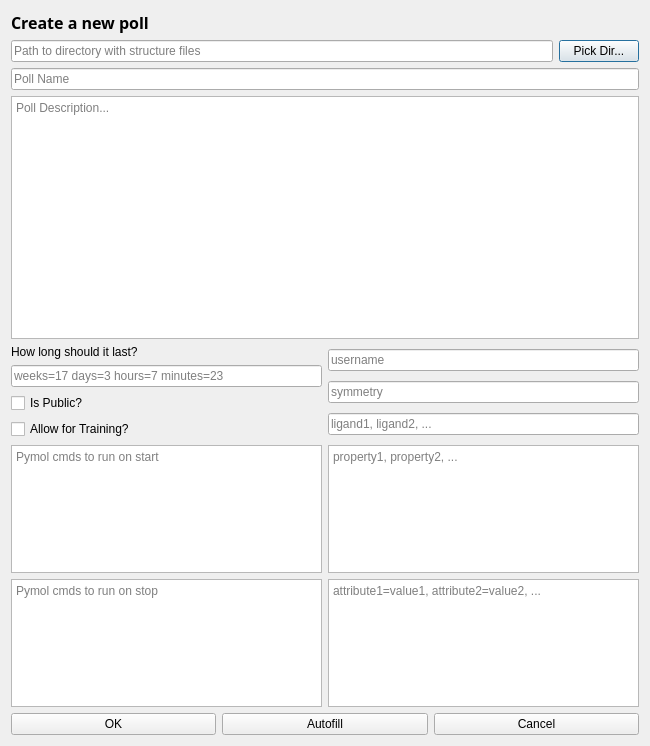
Old version of the form ipd/ppp/plugin/ppppp/gui_new_poll.ui in the repository baker-laboratory/ipd.
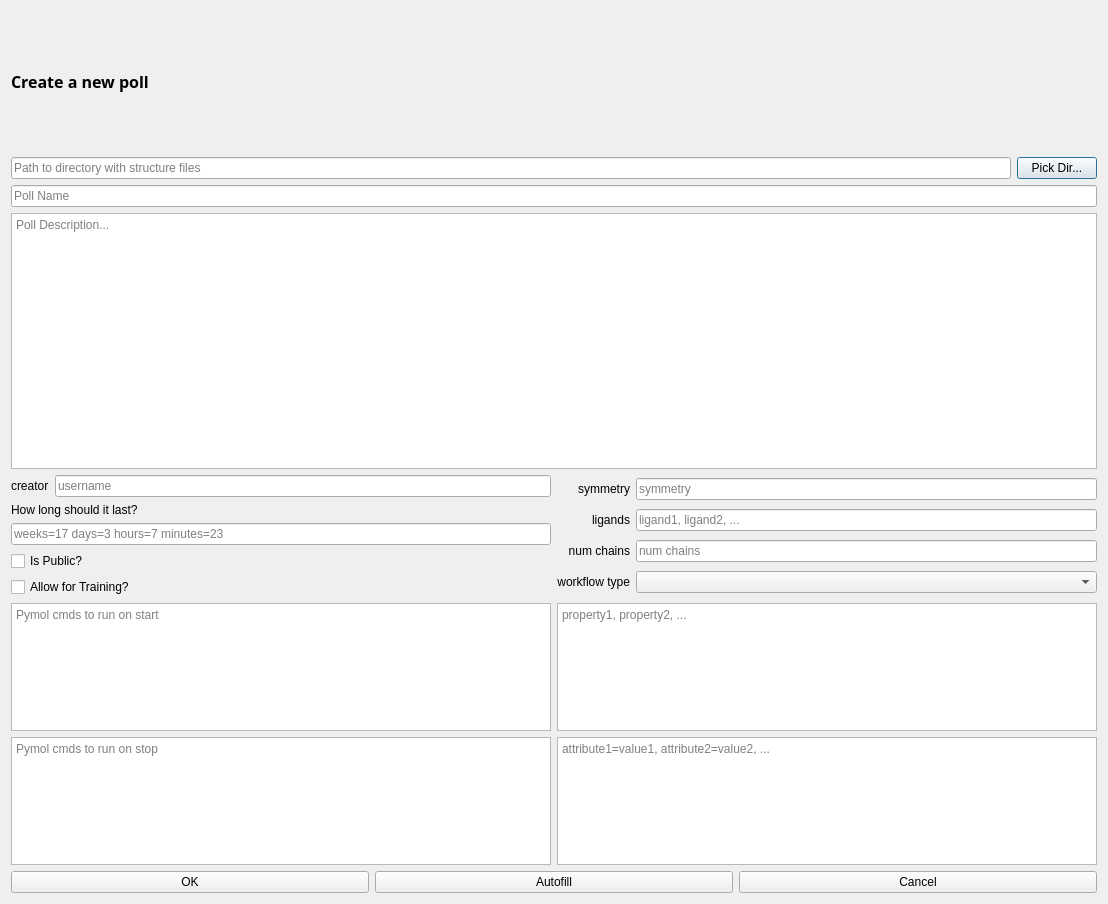
New version of the form.

Commit message: WIP ppp per poll state working again

What changed in the file:
```diff
--- a/ipd/ppp/plugin/ppppp/gui_new_poll.ui
+++ b/ipd/ppp/plugin/ppppp/gui_new_poll.ui
@@ -6,14 +6,14 @@
    <rect>
     <x>0</x>
     <y>0</y>
-    <width>650</width>
-    <height>746</height>
+    <width>1108</width>
+    <height>904</height>
    </rect>
   </property>
   <property name="windowTitle">
    <string>Dialog</string>
   </property>
-  <layout class="QGridLayout" name="gridLayout_2">
+  <layout class="QGridLayout" name="gridLayout_3">
    <item row="0" column="0">
     <layout class="QVBoxLayout" name="verticalLayout">
      <item>
@@ -90,6 +90,24 @@
       <layout class="QHBoxLayout" name="horizontalLayout_3">
        <item>
         <layout class="QVBoxLayout" name="verticalLayout_2">
+         <item>
+          <layout class="QHBoxLayout" name="horizontalLayout_4">
+           <item>
+            <widget class="QLabel" name="label_4">
+             <property name="text">
+              <string>creator</string>
+             </property>
+            </widget>
+           </item>
+           <item>
+            <widget class="QLineEdit" name="user">
+             <property name="placeholderText">
+              <string>username</string>
+             </property>
+            </widget>
+           </item>
+          </layout>
+         </item>
          <item>
           <widget class="QLabel" name="label">
            <property name="sizePolicy">
@@ -130,28 +148,75 @@
         </layout>
        </item>
        <item>
-        <layout class="QVBoxLayout" name="verticalLayout_3">
-         <item>
-          <widget class="QLineEdit" name="user">
-           <property name="placeholderText">
-            <string>username</string>
-           </property>
-          </widget>
-         </item>
-         <item>
+        <layout class="QGridLayout" name="gridLayout_2">
+         <item row="1" column="1">
           <widget class="QLineEdit" name="sym">
            <property name="placeholderText">
             <string>symmetry</string>
            </property>
           </widget>
          </item>
-         <item>
-          <widget class="QLineEdit" name="ligands">
+         <item row="2" column="1">
+          <widget class="QLineEdit" name="ligand">
            <property name="placeholderText">
             <string>ligand1, ligand2, ...</string>
            </property>
           </widget>
          </item>
+         <item row="3" column="1">
+          <widget class="QLineEdit" name="nchain">
+           <property name="placeholderText">
+            <string>num chains</string>
+           </property>
+          </widget>
+         </item>
+         <item row="4" column="1">
+          <widget class="QComboBox" name="workflow">
+           <property name="placeholderText">
+            <string>workflow</string>
+           </property>
+          </widget>
+         </item>
+         <item row="3" column="0">
+          <widget class="QLabel" name="label_3">
+           <property name="text">
+            <string>num chains</string>
+           </property>
+           <property name="alignment">
+            <set>Qt::AlignRight|Qt::AlignTrailing|Qt::AlignVCenter</set>
+           </property>
+          </widget>
+         </item>
+         <item row="1" column="0">
+          <widget class="QLabel" name="label_5">
+           <property name="text">
+            <string>symmetry</string>
+           </property>
+           <property name="alignment">
+            <set>Qt::AlignRight|Qt::AlignTrailing|Qt::AlignVCenter</set>
+           </property>
+          </widget>
+         </item>
+         <item row="2" column="0">
+          <widget class="QLabel" name="label_6">
+           <property name="text">
+            <string>ligands</string>
+           </property>
+           <property name="alignment">
+            <set>Qt::AlignRight|Qt::AlignTrailing|Qt::AlignVCenter</set>
+           </property>
+          </widget>
+         </item>
+         <item row="4" column="0">
+          <widget class="QLabel" name="label_7">
+           <property name="text">
+            <string>workflow type</string>
+           </property>
+           <property name="alignment">
+            <set>Qt::AlignRight|Qt::AlignTrailing|Qt::AlignVCenter</set>
+           </property>
+          </widget>
+         </item>
         </layout>
        </item>
       </layout>
```
The commit also changes 15 other files.
